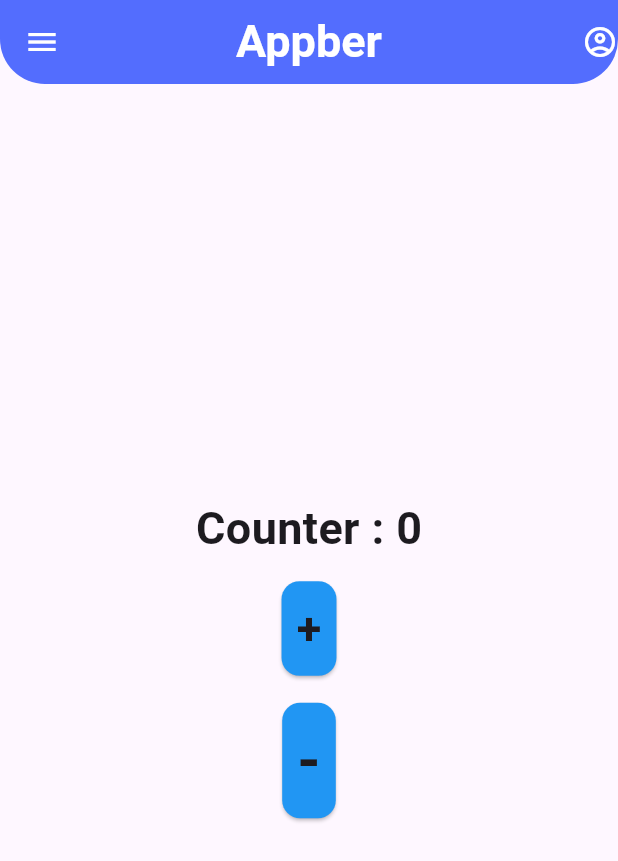
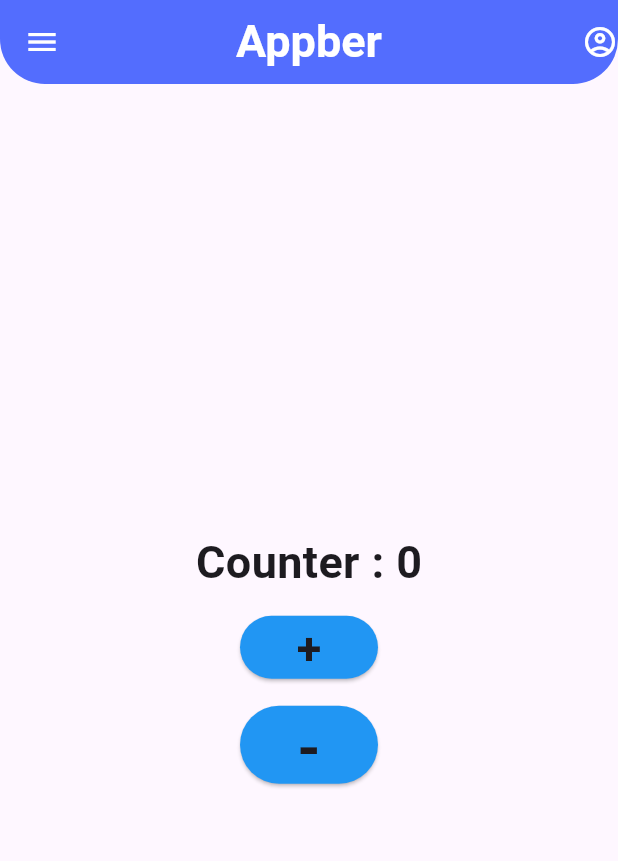
Before and after one commit to rifatalam26/my-first-app, a Flutter app: the screen it shows after launch, on a phone screen of 412 x 824 dp. Shown: the top 861 px of the screen. Run offline on Flutter 3.47's test engine with Material 3 defaults, Android fonts, the phone set to English and light mode, and no system bars.

Commit message:
Counter app

```diff
--- a/lib/main.dart
+++ b/lib/main.dart
@@ -63,17 +63,12 @@ class _HomePageState extends State<HomePage> {
                     c++;
                   });
                 },
-                child: Row(
-                  mainAxisAlignment: MainAxisAlignment.center,
-                  children: [
-                    Card(
-                      color: Colors.blue,
-                      child: Padding(
-                        padding: const EdgeInsets.all(10.0),
-                        child: Text("+",style: TextStyle(fontSize: 30,fontWeight: FontWeight.bold),),
-                      ),
-                    ),
-                  ],
+                child: SizedBox(
+                  height: 50,width: 100,
+                  child: Card(shape: RoundedRectangleBorder(borderRadius: BorderRadius.circular(50)),
+                    color: Colors.blue,
+                    child: Center(child: Text("+",style: TextStyle(fontSize: 30,fontWeight: FontWeight.bold),)),
+                  ),
                 ),
               ),
               SizedBox(
@@ -85,17 +80,13 @@ class _HomePageState extends State<HomePage> {
                     c--;
                   });
                 },
-                child: Row(
-                  mainAxisAlignment: MainAxisAlignment.center,
-                  children: [
-                    Card(
-                      color: Colors.blue,
-                      child: Padding(
-                        padding: const EdgeInsets.all(10.0),
-                        child: Text("-",style: TextStyle(fontSize: 40,fontWeight: FontWeight.bold),),
-                      ),
-                    ),
-                  ],
+                child: SizedBox(
+                  height: 60,
+                  width: 100,
+                  child: Card(shape: RoundedRectangleBorder(borderRadius: BorderRadius.circular(50)),
+                    color: Colors.blue,
+                    child: Center(child: Text("-",style: TextStyle(fontSize: 40,fontWeight: FontWeight.bold),)),
+                  ),
                 ),
               ),
             ],
```
